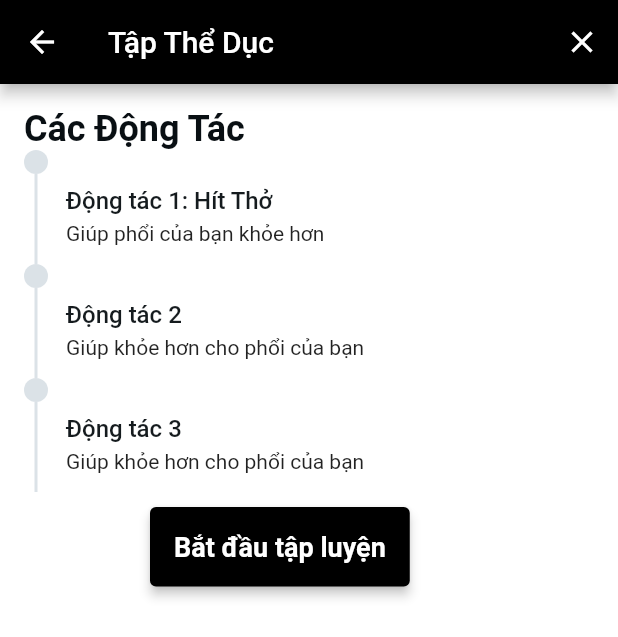
After one commit to tuyendt-cpu/seven_days_covid19_treatment, a Flutter app: the screen it shows after launch, after a tap on "Tập thể dục", on a phone screen of 412 x 824 dp. The commit adds this screen. Shown: the top 637 px of the screen. Run offline on Flutter 3.47's test engine with Material 2 defaults, Android fonts, the phone set to English and light mode, and no system bars; our stand-ins replace carousel_slider, flutter_svg, google_fonts, video_player; network calls fail; Roboto replaces fonts that are missing (Lexend Deca).

Commit message:
update tap the duc

```diff
--- a/lib/component_widget/KhamPhaList/card_fitness.dart
+++ b/lib/component_widget/KhamPhaList/card_fitness.dart
@@ -1,4 +1,5 @@
 import 'package:flutter/material.dart';
+import 'package:seven_days_covid19_treatment/screens/movement.dart';
 
 class card_fitness extends StatelessWidget {
   const card_fitness({Key? key}) : super(key: key);
@@ -9,7 +10,10 @@ class card_fitness extends StatelessWidget {
       clipBehavior: Clip.antiAliasWithSaveLayer,
       color: Color(0xFFF5F5F5),
       child: InkWell(
-          onTap: () async {},
+          onTap: () async {
+            Navigator.push(context,
+                MaterialPageRoute(builder: (context) => CacDongTacWidget()));
+          },
           child: Column(
             children: <Widget>[Icon(Icons.fitness_center), Text('Tập thể dục')],
           )),
--- /dev/null
+++ b/lib/component_widget/movement_description.dart
@@ -0,0 +1,84 @@
+import 'package:flutter/material.dart';
+
+class mo_ta_dong_tac extends StatelessWidget {
+  const mo_ta_dong_tac({Key? key, required this.title, required this.subtitle})
+      : super(key: key);
+  final String title;
+  final String subtitle;
+
+  @override
+  Widget build(BuildContext context) {
+    return Row(
+      mainAxisSize: MainAxisSize.max,
+      mainAxisAlignment: MainAxisAlignment.start,
+      children: [
+        //Cây timeline
+        Padding(
+          padding: EdgeInsetsDirectional.fromSTEB(0, 0, 12, 0),
+          child: Column(
+            mainAxisSize: MainAxisSize.max,
+            mainAxisAlignment: MainAxisAlignment.center,
+            children: [
+              Container(
+                width: 16,
+                height: 16,
+                decoration: BoxDecoration(
+                  color: Color(0xFFDBE2E7),
+                  shape: BoxShape.circle,
+                ),
+              ),
+              Container(
+                width: 2,
+                height: 60,
+                decoration: BoxDecoration(
+                  color: Color(0xFFDBE2E7),
+                ),
+              )
+            ],
+          ),
+        ),
+        //Title và subtitle động tác
+        Padding(
+          padding: EdgeInsetsDirectional.fromSTEB(0, 12, 0, 0),
+          child: Container(
+            width: MediaQuery.of(context).size.width * 0.85,
+            decoration: BoxDecoration(
+              color: Colors.white,
+              borderRadius: BorderRadius.circular(8),
+            ),
+            child: Column(
+              mainAxisSize: MainAxisSize.max,
+              mainAxisAlignment: MainAxisAlignment.center,
+              crossAxisAlignment: CrossAxisAlignment.start,
+              children: [
+                //Title động tác
+                Text(
+                  title,
+                  style: TextStyle(
+                    fontFamily: 'Lexend Deca',
+                    color: Color(0xFF151B1E),
+                    fontSize: 16,
+                    fontWeight: FontWeight.w500,
+                  ),
+                ),
+                //Subtitle động tác
+                Padding(
+                  padding: EdgeInsetsDirectional.fromSTEB(0, 4, 0, 0),
+                  child: Row(
+                    mainAxisSize: MainAxisSize.max,
+                    mainAxisAlignment: MainAxisAlignment.start,
+                    children: [
+                      Text(
+                        subtitle,
+                      )
+                    ],
+                  ),
+                )
+              ],
+            ),
+          ),
+        )
+      ],
+    );
+  }
+}
--- a/lib/main.dart
+++ b/lib/main.dart
@@ -1,14 +1,9 @@
 import 'package:flutter/material.dart';
-import 'package:seven_days_covid19_treatment/component_widget/banner_quay_vong.dart';
 import 'package:seven_days_covid19_treatment/screens/home.dart';
-import 'package:seven_days_covid19_treatment/screens/login.dart';
-import 'package:seven_days_covid19_treatment/screens/registration.dart';
-import 'package:seven_days_covid19_treatment/screens/verification.dart';
-import 'package:seven_days_covid19_treatment/screens/survey.dart';
-import 'package:seven_days_covid19_treatment/screens/forgot_password.dart';
+import 'package:seven_days_covid19_treatment/screens/profile.dart';
 
 void main() {
-  runApp(MyApp());
+  runApp(const MyApp());
 }
 
 class MyApp extends StatelessWidget {
@@ -16,13 +11,53 @@ class MyApp extends StatelessWidget {
   @override
   Widget build(BuildContext context) {
     return MaterialApp(
-      debugShowCheckedModeBanner: false,
-      title: 'Covid 19',
-      theme: ThemeData(
-          scaffoldBackgroundColor: Color(0xFFFEFEFE),
-          fontFamily: "Poppins",
-          textTheme: TextTheme(bodyText1: TextStyle(color: Color(0xFF4B4B4B)))),
-      home: LoginFunction(),
+      home: const Home(),
     );
   }
 }
+
+class Home extends StatefulWidget {
+  const Home({Key? key}) : super(key: key);
+
+  @override
+  _HomeState createState() => _HomeState();
+}
+
+class _HomeState extends State<Home> {
+  int _selectedIndex = 0;
+  static List<Widget> pages = <Widget>[HomePage(), profile()];
+
+  void _onItemTapped(int index) {
+    setState(() {
+      _selectedIndex = index;
+    });
+  }
+
+  @override
+  Widget build(BuildContext context) {
+    return Scaffold(
+      appBar: AppBar(
+        title: Text(
+          'Covid 19 Care',
+          style: Theme.of(context).textTheme.headline6,
+        ),
+      ),
+      body: pages[_selectedIndex],
+      bottomNavigationBar: BottomNavigationBar(
+        selectedItemColor: Theme.of(context).textSelectionTheme.cursorColor,
+        currentIndex: _selectedIndex,
+        onTap: _onItemTapped,
+        items: <BottomNavigationBarItem>[
+          const BottomNavigationBarItem(
+            icon: Icon(Icons.home),
+            label: 'Home',
+          ),
+          const BottomNavigationBarItem(
+            icon: Icon(Icons.person),
+            label: 'Profile',
+          ),
+        ],
+      ),
+    );
+  }
+}
--- /dev/null
+++ b/lib/screens/movement.dart
@@ -0,0 +1,111 @@
+import 'package:flutter/material.dart';
+import 'package:google_fonts/google_fonts.dart';
+import 'package:seven_days_covid19_treatment/component_widget/movement_description.dart';
+
+class CacDongTacWidget extends StatefulWidget {
+  const CacDongTacWidget({Key? key}) : super(key: key);
+
+  @override
+  _CacDongTacWidgetState createState() => _CacDongTacWidgetState();
+}
+
+class _CacDongTacWidgetState extends State<CacDongTacWidget> {
+  final scaffoldKey = GlobalKey<ScaffoldState>();
+
+  @override
+  Widget build(BuildContext context) {
+    return Scaffold(
+      appBar: AppBar(
+        title: Text('Tập Thể Dục'),
+        backgroundColor: Colors.black,
+        actions: <Widget>[
+          IconButton(
+              onPressed: () {
+                Navigator.pop(context);
+              },
+              icon: const Icon(Icons.close))
+        ],
+      ),
+      key: scaffoldKey,
+      backgroundColor: Colors.white,
+      body: SafeArea(
+        child: Column(
+          mainAxisSize: MainAxisSize.max,
+          children: [
+            //Các Động Tác
+            Padding(
+              padding: EdgeInsetsDirectional.fromSTEB(16, 16, 24, 0),
+              child: Row(
+                mainAxisSize: MainAxisSize.max,
+                children: [
+                  Text(
+                    'Các Động Tác',
+                    style: TextStyle(
+                      fontFamily: 'Lexend Deca',
+                      color: Color(0xFF090F13),
+                      fontSize: 24,
+                      fontWeight: FontWeight.bold,
+                    ),
+                  )
+                ],
+              ),
+            ),
+            //Động tác 1
+            Padding(
+              padding: EdgeInsetsDirectional.fromSTEB(16, 0, 0, 0),
+              child: mo_ta_dong_tac(
+                title: "Động tác 1: Hít Thở",
+                subtitle: "Giúp phổi của bạn khỏe hơn",
+              ),
+            ),
+            //Động tác 2
+            Padding(
+                padding: EdgeInsetsDirectional.fromSTEB(16, 0, 0, 0),
+                child: mo_ta_dong_tac(
+                    title: "Động tác 2",
+                    subtitle: "Giúp khỏe hơn cho phổi của bạn")),
+            //Động tác 3
+            Padding(
+                padding: EdgeInsetsDirectional.fromSTEB(16, 0, 0, 0),
+                child: mo_ta_dong_tac(
+                    title: "Động tác 3",
+                    subtitle: "Giúp khỏe hơn cho phổi của bạn")),
+            //Bắt đầu tập luyện
+            Padding(
+              padding: EdgeInsets.fromLTRB(100, 10, 0, 0),
+              child: Row(
+                mainAxisSize: MainAxisSize.max,
+                mainAxisAlignment: MainAxisAlignment.spaceBetween,
+                children: [
+                  TextButton(
+                    style: TextButton.styleFrom(
+                      padding: const EdgeInsets.all(16.0),
+                      backgroundColor: Colors.black,
+                      textStyle: const TextStyle(
+                        fontFamily: 'Lexend Deca',
+                        color: Colors.black,
+                        fontSize: 18,
+                        fontWeight: FontWeight.bold,
+                      ),
+                      elevation: 3,
+                    ),
+                    onPressed: () async {},
+                    child: const Text(
+                      'Bắt đầu tập luyện',
+                      style: TextStyle(
+                        fontFamily: 'Lexend Deca',
+                        color: Colors.white,
+                        fontSize: 18,
+                        fontWeight: FontWeight.bold,
+                      ),
+                    ),
+                  ),
+                ],
+              ),
+            ),
+          ],
+        ),
+      ),
+    );
+  }
+}
--- a/pubspec.yaml
+++ b/pubspec.yaml
@@ -38,6 +38,7 @@ dependencies:
   flutter_svg: ^1.0.0
   carousel_slider: ^4.0.0
   google_fonts: ^2.1.0
+  video_player: ^2.2.7
 
 
 
@@ -74,6 +75,7 @@ flutter:
   assets:
     - assets/icons/
     - assets/images/
+    - assets/video/
 
   # An image asset can refer to one or more resolution-specific "variants", see
   # https://flutter.dev/assets-and-images/#resolution-aware.
```
Also changed, not shown: lib/screens/profile.dart (added, +15 -0 lines), lib/screens/videoplayer.dart (added, +106 -0 lines), pubspec.lock, 3 other files.
